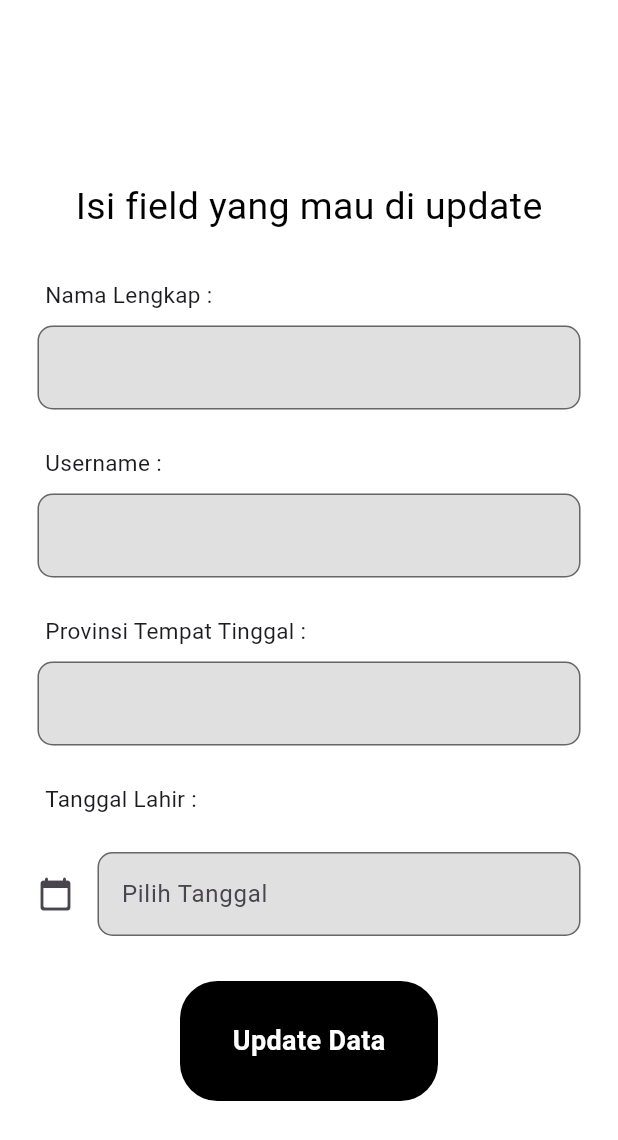
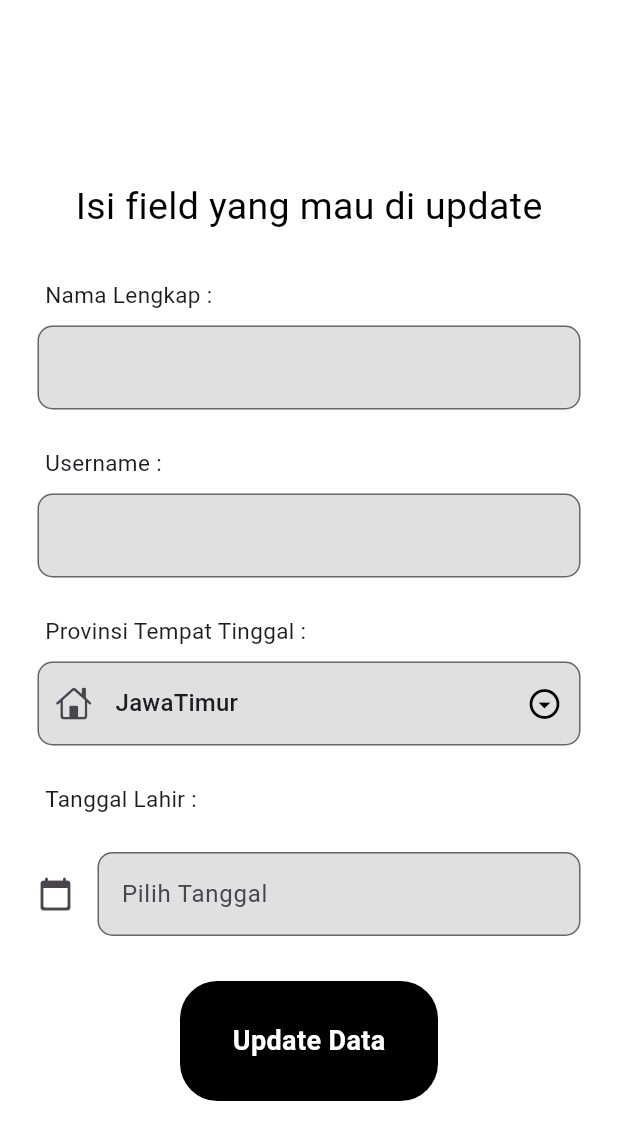
Before and after one commit to PS21michael/skripsilocal, a Flutter app: the UpdateProfile_New screen opened directly, on a phone screen of 412 x 824 dp. Shown: the top 1140 px of the screen. Run offline on Flutter 3.47's test engine with Material 3 defaults, Android fonts, the phone set to English and light mode, and no system bars; our stand-ins replace cloud_firestore, firebase_auth, firebase_core, firebase_storage, get, get_storage and 5 more; missing offline and left inert: random_name_generator; accounts and stored records are empty.

Commit message:
add dropdown

```diff
--- a/lib/main.dart
+++ b/lib/main.dart
@@ -33,7 +33,7 @@ class MyApp extends StatelessWidget {
       //home: MyHeader(),
       // home: HomePage(),
       // home: RegisterPage(),
-      home : ProfilePage(),
+      home : UpdateProfile_New(),
     );
   }
 }
--- a/lib/pages/profile/core/update_profile_new.dart
+++ b/lib/pages/profile/core/update_profile_new.dart
@@ -1,3 +1,4 @@
+import 'package:flutter/cupertino.dart';
 import 'package:flutter/material.dart';
 import 'package:get/get.dart';
 import 'package:intl/intl.dart';
@@ -21,9 +22,16 @@ class UpdateProfile_New extends StatefulWidget {
 }
 
 class _UpdateProfile_NewState extends State<UpdateProfile_New> {
+
+  _UpdateProfile_NewState() {
+    _provinsiVal = _provinsiList[0];
+  }
+
   final controller = Get.put(SignInController());
   final _formkey = GlobalKey<FormState>();
   final _authRepo = Get.put(AuthenticationRepository());
+  final _provinsiList = ["JawaTimur", "JawaBarat", "JawaTengah", "Banten"];
+  String? _provinsiVal = "";
 
   final emailController = TextEditingController();
   final fullNameController = TextEditingController();
@@ -37,23 +45,25 @@ class _UpdateProfile_NewState extends State<UpdateProfile_New> {
 
   @override
   Widget build(BuildContext context) {
-    var i =0;
+    var i = 0;
     String idCustomer = UserRepository.instance.getUserModelId();
     String fullNameCustomer = UserRepository.instance.getUserModelFullName();
     String emailCustomer = UserRepository.instance.getUserModelEmail();
     String userNameCustomer = UserRepository.instance.getUserModelUserName();
     String provinceCustomer = UserRepository.instance.getUserModelProvince();
-    String dateOfBirthCustomer = UserRepository.instance.getUserModelDateOfBirth();
+    String dateOfBirthCustomer = UserRepository.instance
+        .getUserModelDateOfBirth();
     String passwordCustomer = UserRepository.instance.getUserModelPassword();
     String joinDateCustomer = UserRepository.instance.getUserModelJoinDate();
-    String profilePictureCustomer = UserRepository.instance.getUserModelProfilePicture();
+    String profilePictureCustomer = UserRepository.instance
+        .getUserModelProfilePicture();
 
     return Scaffold(
       resizeToAvoidBottomInset: false,
       backgroundColor: Colors.white,
       body: SafeArea(
         child: Container(
-            key : _formkey,
+          key: _formkey,
           child: Align(
             alignment: Alignment.center,
             child: SingleChildScrollView(
@@ -114,11 +124,44 @@ class _UpdateProfile_NewState extends State<UpdateProfile_New> {
                     ),
                   ),
                   const SizedBox(height: 10),
-                    MyTextField(
-                      controller: provinceController,
-                      hintText: provinceCustomer,
-                      obscureText: false,
+                  Padding(
+                    padding: const EdgeInsets.symmetric(horizontal: 25.0),
+                    child: DropdownButtonFormField(
+                      value: _provinsiVal,
+                      items: _provinsiList.map(
+                            (e) => DropdownMenuItem(child: Text(e), value: e,)
+                        ).toList(),
+                      onChanged: (val) {
+                        setState(() {
+                          _provinsiVal = val as String;
+                        });
+                      },
+                      icon: const Icon(
+                        Icons.arrow_drop_down_circle_outlined,
+                        color: Colors.black,
                       ),
+                      decoration: InputDecoration(
+                        prefixIcon: Icon(
+                          CupertinoIcons.home
+                        ),
+                        enabledBorder: const OutlineInputBorder(
+                          borderSide: BorderSide(color: Colors.black54),
+                          borderRadius: BorderRadius.all(Radius.circular(10)),
+                        ),
+                        focusedBorder: const OutlineInputBorder(
+                          borderSide: BorderSide(color: Colors.black87),
+                          borderRadius: BorderRadius.all(Radius.circular(10)),
+                        ),
+                        fillColor: Colors.grey[300],
+                        filled: true,
+                      ),
+                    ),
+                  ),
+                  // MyTextField(
+                  //   controller: provinceController,
+                  //   hintText: provinceCustomer,
+                  //   obscureText: false,
+                  // ),
                   const SizedBox(height: 25),
                   Padding(
                     padding: const EdgeInsets.only(left: 30),
@@ -151,18 +194,19 @@ class _UpdateProfile_NewState extends State<UpdateProfile_New> {
                         ),
                         fillColor: Colors.grey[300],
                         filled: true,
-                          icon : Icon(Icons.calendar_today_rounded),
+                        icon: Icon(Icons.calendar_today_rounded),
                         labelText: "Pilih Tanggal",
                       ),
-                        onTap: () async{
+                      onTap: () async {
                         DateTime? pickDate = await showDatePicker(
                             context: context,
                             initialDate: DateTime.now(),
                             firstDate: DateTime(1945),
                             lastDate: DateTime(2100));
-                          if (pickDate != null){
+                        if (pickDate != null) {
                           setState(() {
-                              _date.text = DateFormat('dd-MM-yyyy').format(pickDate);
+                            _date.text =
+                                DateFormat('dd-MM-yyyy').format(pickDate);
                           });
                         }
                       },
@@ -171,16 +215,24 @@ class _UpdateProfile_NewState extends State<UpdateProfile_New> {
                   const SizedBox(height: 30),
                   theButton(
                     text: 'Update Data',
-                      onTap: (){
+                    onTap: () {
                       final user = UserModel(
-                            fullName: fullNameController.text.trim() == "" ? fullNameCustomer : fullNameController.text.trim(),
+                          fullName: fullNameController.text.trim() == ""
+                              ? fullNameCustomer
+                              : fullNameController.text.trim(),
                           email: emailCustomer,
-                            userName: userNameController.text.trim() == "" ? userNameCustomer : userNameController.text.trim(),
-                            province: provinceController.text.trim() == "" ? provinceCustomer : provinceController.text.trim(),
-                            dateOfBirth: dateOfBirthController.text.trim() == "" ? dateOfBirthCustomer : dateOfBirthController.text.trim(),
+                          userName: userNameController.text.trim() == ""
+                              ? userNameCustomer
+                              : userNameController.text.trim(),
+                          province: provinceController.text.trim() == ""
+                              ? provinceCustomer
+                              : provinceController.text.trim(),
+                          dateOfBirth: dateOfBirthController.text.trim() == ""
+                              ? dateOfBirthCustomer
+                              : dateOfBirthController.text.trim(),
                           password: passwordCustomer,
                           joinDate: joinDateCustomer,
-                            profilePicture : profilePictureCustomer);
+                          profilePicture: profilePictureCustomer);
 
                       print('fullName yg di input: ${user.fullName}');
                       print('email yg di input: ${user.email}');
@@ -189,9 +241,10 @@ class _UpdateProfile_NewState extends State<UpdateProfile_New> {
                       print('dateOfBirth yg di input: ${user.dateOfBirth}');
                       print('password yg di input: ${user.password}');
 
-                        UserRepository.instance.updateUserRecord(user, idCustomer);
+                      UserRepository.instance.updateUserRecord(
+                          user, idCustomer);
                       // controller.updateRecord(user);
-                        Get.to(()=>const UpdateProfile());
+                      Get.to(() => const UpdateProfile());
                     },
                   ),
                   const SizedBox(height: 20),
```
Lines whose indentation alone changed are shown as unchanged.
